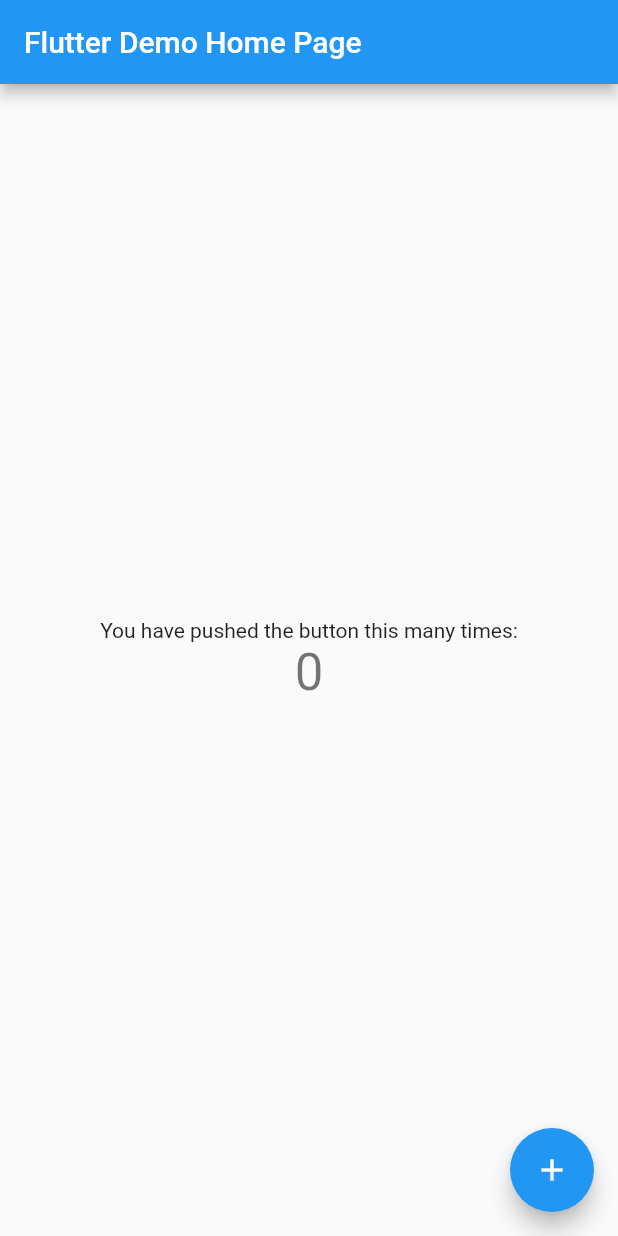
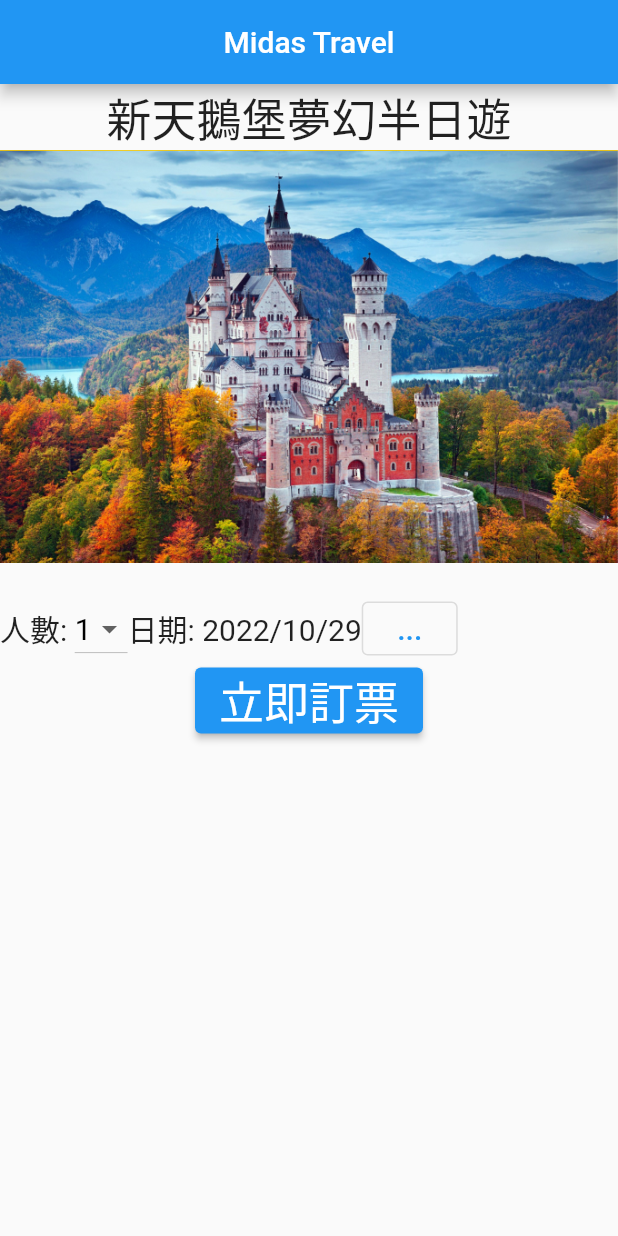
Before and after one commit to az198071123/bts-trip-app, a Flutter app: the screen it shows after launch, on a phone screen of 412 x 824 dp. Run offline on Flutter 3.47's test engine with Material 2 defaults, Android fonts, the phone set to English and light mode, and no system bars.

Commit message:
add MainPage

```diff
--- a/lib/main.dart
+++ b/lib/main.dart
@@ -11,105 +11,105 @@ class MyApp extends StatelessWidget {
   @override
   Widget build(BuildContext context) {
     return MaterialApp(
-      title: 'Flutter Demo',
-      theme: ThemeData(
-        // This is the theme of your application.
-        //
-        // Try running your application with "flutter run". You'll see the
-        // application has a blue toolbar. Then, without quitting the app, try
-        // changing the primarySwatch below to Colors.green and then invoke
-        // "hot reload" (press "r" in the console where you ran "flutter run",
-        // or simply save your changes to "hot reload" in a Flutter IDE).
-        // Notice that the counter didn't reset back to zero; the application
-        // is not restarted.
-        primarySwatch: Colors.blue,
+      home: Scaffold(
+        // backgroundColor: Color(0xFFFFCC00),
+        appBar: AppBar(
+          title: const Center(child: Text('Midas Travel')),
         ),
-      home: const MyHomePage(title: 'Flutter Demo Home Page'),
+        body: const MainPage(),
+      ),
     );
   }
 }
 
-class MyHomePage extends StatefulWidget {
-  const MyHomePage({super.key, required this.title});
 
-  // This widget is the home page of your application. It is stateful, meaning
-  // that it has a State object (defined below) that contains fields that affect
-  // how it looks.
-
-  // This class is the configuration for the state. It holds the values (in this
-  // case the title) provided by the parent (in this case the App widget) and
-  // used by the build method of the State. Fields in a Widget subclass are
-  // always marked "final".
-
-  final String title;
+class MainPage extends StatefulWidget {
+  const MainPage({Key? key}) : super(key: key);
 
   @override
-  State<MyHomePage> createState() => _MyHomePageState();
+  State<MainPage> createState() => _MainPageState();
 }
 
-class _MyHomePageState extends State<MyHomePage> {
-  int _counter = 0;
-
-  void _incrementCounter() {
-    setState(() {
-      // This call to setState tells the Flutter framework that something has
-      // changed in this State, which causes it to rerun the build method below
-      // so that the display can reflect the updated values. If we changed
-      // _counter without calling setState(), then the build method would not be
-      // called again, and so nothing would appear to happen.
-      _counter++;
-    });
-  }
+class _MainPageState extends State<MainPage> {
+  DateTime date = DateTime.now();
+  int peopleCount = 1;
 
   @override
   Widget build(BuildContext context) {
-    // This method is rerun every time setState is called, for instance as done
-    // by the _incrementCounter method above.
-    //
-    // The Flutter framework has been optimized to make rerunning build methods
-    // fast, so that you can just rebuild anything that needs updating rather
-    // than having to individually change instances of widgets.
-    return Scaffold(
-      appBar: AppBar(
-        // Here we take the value from the MyHomePage object that was created by
-        // the App.build method, and use it to set our appbar title.
-        title: Text(widget.title),
+    return Container(
+      child: Column(
+        children: [
+          Text(
+            '新天鵝堡夢幻半日遊',
+            style: TextStyle(fontSize: 30.0),
           ),
-      body: Center(
-        // Center is a layout widget. It takes a single child and positions it
-        // in the middle of the parent.
-        child: Column(
-          // Column is also a layout widget. It takes a list of children and
-          // arranges them vertically. By default, it sizes itself to fit its
-          // children horizontally, and tries to be as tall as its parent.
-          //
-          // Invoke "debug painting" (press "p" in the console, choose the
-          // "Toggle Debug Paint" action from the Flutter Inspector in Android
-          // Studio, or the "Toggle Debug Paint" command in Visual Studio Code)
-          // to see the wireframe for each widget.
-          //
-          // Column has various properties to control how it sizes itself and
-          // how it positions its children. Here we use mainAxisAlignment to
-          // center the children vertically; the main axis here is the vertical
-          // axis because Columns are vertical (the cross axis would be
-          // horizontal).
-          mainAxisAlignment: MainAxisAlignment.center,
-          children: <Widget>[
-            const Text(
-              'You have pushed the button this many times:',
+          Center(
+            child: Image(image: AssetImage('images/SchlossNeuschwanstein.png')),
+          ),
+          SizedBox(
+            height: 20,
+          ),
+          Row(
+            children: [
+              Text(
+                '人數: ',
+                style: TextStyle(fontSize: 20.0),
+              ),
+              DropdownButton(
+                style: TextStyle(fontSize: 20.0, color: Colors.black),
+                value: peopleCount,
+                items: [
+                  DropdownMenuItem(value: 1, child: Text('1')),
+                  DropdownMenuItem(value: 2, child: Text('2')),
+                  DropdownMenuItem(value: 3, child: Text('3')),
+                  DropdownMenuItem(value: 4, child: Text('4')),
+                  DropdownMenuItem(value: 5, child: Text('5')),
+                ],
+                onChanged: (int? value) {
+                  if (value == null) return;
+                  setState(() {
+                    peopleCount = value;
+                  });
+                },
               ),
               Text(
-              '$_counter',
-              style: Theme.of(context).textTheme.headline4,
+                '日期: ${date.year}/${date.month}/${date.day}',
+                style: TextStyle(fontSize: 20.0),
+              ),
+              OutlinedButton(
+                onPressed: () async {
+                  DateTime? newDate = await showDatePicker(
+                      context: context,
+                      initialDate: date,
+                      firstDate: date,
+                      lastDate: date.add(Duration(days: 60)));
+
+                  if (newDate == null) return;
+
+                  setState(() {
+                    date = newDate;
+                  });
+                },
+                child: Text(
+                  '...',
+                  style: TextStyle(
+                    fontSize: 20.0,
+                  ),
+                ),
               ),
             ],
           ),
+          ElevatedButton(
+            onPressed: () {},
+            child: Text(
+              '立即訂票',
+              style: TextStyle(
+                fontSize: 30.0,
               ),
-      floatingActionButton: FloatingActionButton(
-        onPressed: _incrementCounter,
-        tooltip: 'Increment',
-        child: const Icon(Icons.add),
-      ), // This trailing comma makes auto-formatting nicer for build methods.
+            ),
+          )
+        ],
+      ),
     );
   }
 }
--- a/pubspec.yaml
+++ b/pubspec.yaml
@@ -60,8 +60,8 @@ flutter:
   uses-material-design: true
 
   # To add assets to your application, add an assets section, like this:
-  # assets:
-  #   - images/a_dot_burr.jpeg
+  assets:
+    - images/
   #   - images/a_dot_ham.jpeg
 
   # An image asset can refer to one or more resolution-specific "variants", see
```
Also changed, not shown: images/SchlossNeuschwanstein.png (added). Lines whose indentation alone changed are shown as unchanged.
